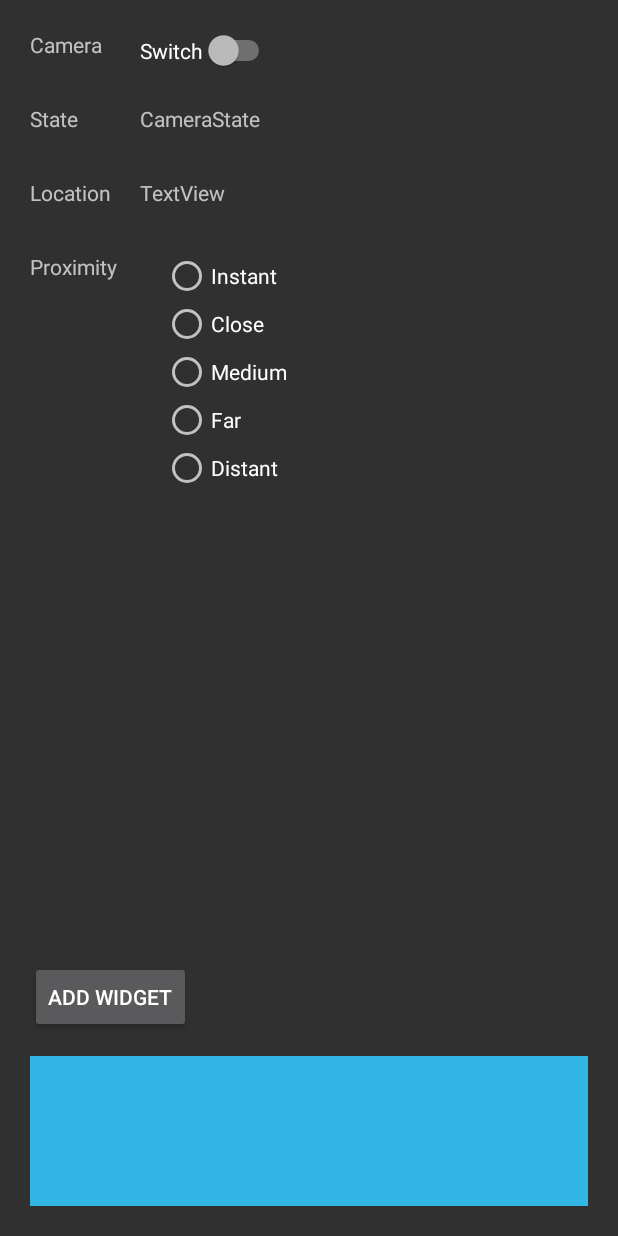
After one commit to iedream/CameraSwitchAndroid, an Android app: the CameraDetailActivity screen opened directly, with no data from a screen before it, on a phone screen of 412 x 824 dp. The commit adds this screen. Run offline under Robolectric (Android 15) with nearby library versions, the phone set to English and light mode, and no system bars; libraries missing offline, so code that uses them is left out: com.nestlabs.sdk.

Commit message:
add camera detail view

```diff
--- a/app/src/main/AndroidManifest.xml
+++ b/app/src/main/AndroidManifest.xml
@@ -19,6 +19,9 @@
                 <category android:name="android.intent.category.LAUNCHER" />
             </intent-filter>
         </activity>
+        <activity
+            android:name=".CameraDetailActivity"
+            android:label="@string/title_activity_camera_detail"></activity>
     </application>
 
 </manifest>
--- /dev/null
+++ b/app/src/main/java/com/example/iedream/cameraswitchandroid/CameraDetailActivity.java
@@ -0,0 +1,17 @@
+package com.example.iedream.cameraswitchandroid;
+
+import android.content.Intent;
+import android.os.Bundle;
+import android.app.Activity;
+
+import com.nestlabs.sdk.Camera;
+
+public class CameraDetailActivity extends Activity {
+
+    @Override
+    protected void onCreate(Bundle savedInstanceState) {
+        super.onCreate(savedInstanceState);
+        setContentView(R.layout.cameradetail);
+    }
+
+}
--- a/app/src/main/java/com/example/iedream/cameraswitchandroid/MainActivity.java
+++ b/app/src/main/java/com/example/iedream/cameraswitchandroid/MainActivity.java
@@ -16,6 +16,7 @@ import android.widget.ListView;
 import android.content.Intent;
 import android.content.pm.PackageInfo;
 import android.content.pm.PackageManager;
+import android.app.Activity;
 
 import org.altbeacon.beacon.Beacon;
 import org.altbeacon.beacon.BeaconConsumer;
@@ -79,6 +80,9 @@ public class MainActivity extends AppCompatActivity implements BeaconConsumer {
             @Override
             public void onItemClick(AdapterView<?> adapterView, View view, int position, long id) {
                 Camera camera = cameraList.get(position);
+                Intent myIntent = new Intent(MainActivity.this, CameraDetailActivity.class);
+                //myIntent.putExtra("camera", new GSON); //Optional parameters
+                MainActivity.this.startActivity(myIntent);
             }
         });
     }
--- /dev/null
+++ b/app/src/main/res/layout/cameradetail.xml
@@ -0,0 +1,165 @@
+<?xml version="1.0" encoding="utf-8"?>
+<android.support.constraint.ConstraintLayout
+    xmlns:android="http://schemas.android.com/apk/res/android"
+    xmlns:app="http://schemas.android.com/apk/res-auto"
+    xmlns:tools="http://schemas.android.com/tools"
+    android:layout_width="match_parent"
+    android:layout_height="match_parent">
+
+    <TextView
+        android:id="@+id/textView"
+        android:layout_width="wrap_content"
+        android:layout_height="wrap_content"
+        android:text="Camera"
+        app:layout_constraintTop_toTopOf="parent"
+        android:layout_marginTop="20dp"
+        android:layout_marginLeft="20dp"
+        app:layout_constraintLeft_toLeftOf="parent"
+        android:layout_marginStart="20dp" />
+
+    <Switch
+        android:id="@+id/switch1"
+        android:layout_width="wrap_content"
+        android:layout_height="wrap_content"
+        android:text="Switch"
+        app:layout_constraintLeft_toRightOf="@+id/textView4"
+        android:layout_marginLeft="15dp"
+        app:layout_constraintTop_toTopOf="@+id/textView"
+        android:layout_marginStart="15dp" />
+
+    <TextView
+        android:id="@+id/textView2"
+        android:layout_width="wrap_content"
+        android:layout_height="wrap_content"
+        android:text="State"
+        android:layout_marginLeft="20dp"
+        app:layout_constraintLeft_toLeftOf="parent"
+        android:layout_marginTop="30dp"
+        app:layout_constraintTop_toBottomOf="@+id/textView"
+        android:layout_marginStart="20dp" />
+
+    <TextView
+        android:id="@+id/textView3"
+        android:layout_width="wrap_content"
+        android:layout_height="wrap_content"
+        android:text="Location"
+        android:layout_marginLeft="20dp"
+        app:layout_constraintLeft_toLeftOf="parent"
+        android:layout_marginTop="30dp"
+        app:layout_constraintTop_toBottomOf="@+id/textView2"
+        android:layout_marginStart="20dp" />
+
+    <TextView
+        android:id="@+id/textView4"
+        android:layout_width="wrap_content"
+        android:layout_height="wrap_content"
+        android:text="Proximity"
+        android:layout_marginLeft="20dp"
+        app:layout_constraintLeft_toLeftOf="parent"
+        android:layout_marginTop="30dp"
+        app:layout_constraintTop_toBottomOf="@+id/textView3"
+        android:layout_marginStart="20dp" />
+
+    <TextView
+        android:id="@+id/textView5"
+        android:layout_width="wrap_content"
+        android:layout_height="wrap_content"
+        android:layout_marginLeft="15dp"
+        android:text="CameraState"
+        app:layout_constraintLeft_toRightOf="@+id/textView4"
+        app:layout_constraintTop_toTopOf="@+id/textView2"
+        android:layout_marginStart="15dp" />
+
+    <TextView
+        android:id="@+id/textView6"
+        android:layout_width="wrap_content"
+        android:layout_height="wrap_content"
+        android:text="TextView"
+        app:layout_constraintLeft_toRightOf="@+id/textView4"
+        android:layout_marginLeft="15dp"
+        app:layout_constraintTop_toTopOf="@+id/textView3"
+        android:layout_marginStart="15dp" />
+
+    <RadioGroup
+        android:id="@+id/RGroup"
+        android:layout_width="200dp"
+        android:layout_height="wrap_content"
+        app:layout_constraintLeft_toRightOf="@+id/textView4"
+        android:layout_marginLeft="15dp"
+        app:layout_constraintTop_toTopOf="@+id/textView4"
+        android:layout_marginStart="15dp">
+
+        <RadioButton
+            android:id="@+id/radioButton"
+            android:layout_width="wrap_content"
+            android:layout_height="wrap_content"
+            android:layout_marginLeft="15dp"
+            android:layout_marginStart="15dp"
+            android:text="Instant"
+            app:layout_constraintLeft_toRightOf="@+id/textView4"
+            app:layout_constraintTop_toTopOf="@+id/textView4" />
+
+        <RadioButton
+            android:id="@+id/radioButton2"
+            android:layout_width="wrap_content"
+            android:layout_height="wrap_content"
+            android:layout_marginLeft="15dp"
+            android:layout_marginStart="15dp"
+            android:text="Close"
+            app:layout_constraintLeft_toRightOf="@+id/radioButton"
+            app:layout_constraintTop_toTopOf="@+id/radioButton" />
+
+        <RadioButton
+            android:id="@+id/radioButton3"
+            android:layout_width="wrap_content"
+            android:layout_height="wrap_content"
+            android:layout_marginLeft="15dp"
+            android:layout_marginStart="15dp"
+            android:text="Medium"
+            app:layout_constraintLeft_toRightOf="@+id/radioButton2"
+            app:layout_constraintTop_toTopOf="@+id/radioButton" />
+
+        <RadioButton
+            android:id="@+id/radioButton4"
+            android:layout_width="wrap_content"
+            android:layout_height="wrap_content"
+            android:layout_marginLeft="15dp"
+            android:layout_marginStart="15dp"
+            android:text="Far"
+            app:layout_constraintLeft_toRightOf="@+id/radioButton5"
+            app:layout_constraintTop_toBottomOf="@+id/radioButton" />
+
+        <RadioButton
+            android:id="@+id/radioButton5"
+            android:layout_width="wrap_content"
+            android:layout_height="wrap_content"
+            android:layout_marginLeft="15dp"
+            android:layout_marginStart="15dp"
+            android:text="Distant"
+            app:layout_constraintLeft_toRightOf="@+id/textView4"
+            app:layout_constraintTop_toBottomOf="@+id/radioButton" />
+    </RadioGroup>
+
+    <ListView
+        android:id="@+id/listView2"
+        android:layout_width="match_parent"
+        android:layout_height="100dp"
+        android:layout_marginBottom="20dp"
+        android:layout_marginLeft="20dp"
+        android:layout_marginRight="20dp"
+        android:background="@android:color/holo_blue_light"
+        app:layout_constraintBottom_toBottomOf="parent"
+        app:layout_constraintLeft_toLeftOf="parent"
+        app:layout_constraintRight_toRightOf="parent" />
+
+    <Button
+        android:id="@+id/button3"
+        android:layout_width="wrap_content"
+        android:layout_height="wrap_content"
+        android:text="Add Widget"
+        android:layout_marginBottom="15dp"
+        app:layout_constraintBottom_toTopOf="@+id/listView2"
+        android:layout_marginLeft="20dp"
+        app:layout_constraintLeft_toLeftOf="parent" />
+
+</android.support.constraint.ConstraintLayout>
--- a/app/src/main/res/values/strings.xml
+++ b/app/src/main/res/values/strings.xml
@@ -2,4 +2,5 @@
     <string name="app_name">CameraSwitchAndroid</string>
     <string name="title_activity_beacon_scanning">BeaconScanningActivity</string>
     <string name="title_activity_beacon_detection_manager">BeaconDetectionManager</string>
+    <string name="title_activity_camera_detail">CameraDetailActivity</string>
 </resources>
```
